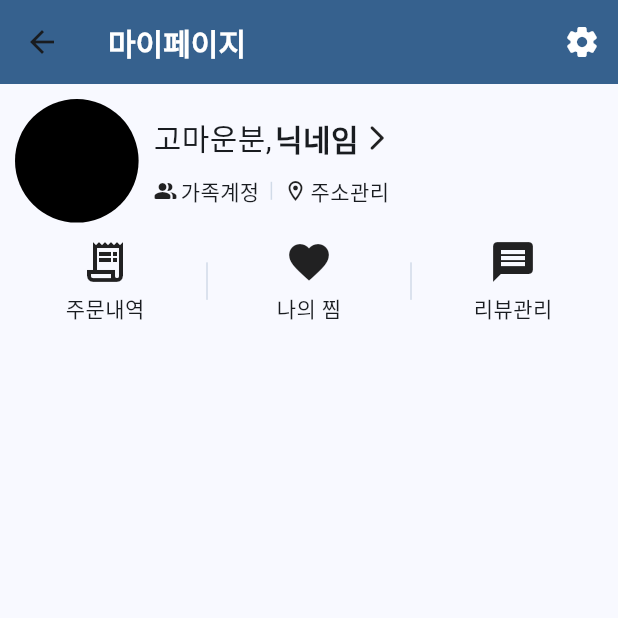
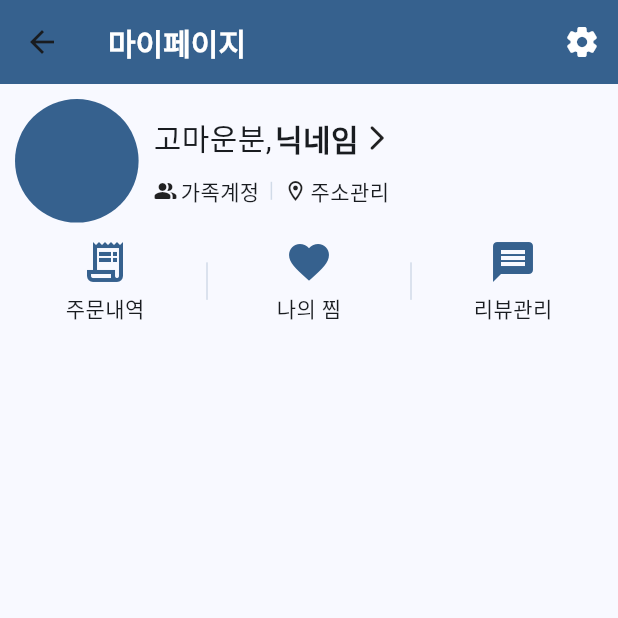
Before and after one commit to justddan/Angel_Eats_Test, a Flutter app: the MyPageScreen screen opened directly, after a tap on "고마운분,", on a phone screen of 412 x 824 dp, the top half of it. Run offline on Flutter 3.47's test engine with Material 3 defaults, Android fonts, the phone set to English and light mode, and no system bars; our stand-ins replace geolocator, go_router; missing offline and left inert: flutter_naver_map.

Commit message:
특정 색깔 변경

```diff
--- a/lib/features/bookmark/views/widgets/bookmark_list_item.dart
+++ b/lib/features/bookmark/views/widgets/bookmark_list_item.dart
@@ -35,7 +35,7 @@ class BookmarkListItem extends StatelessWidget {
               aspectRatio: 1,
               child: Container(
                 decoration: BoxDecoration(
-                  color: colorScheme.onSurface,
+                  color: colorScheme.primary,
                   borderRadius: const BorderRadius.all(
                     Radius.circular(10),
                   ),
--- a/lib/features/home/views/home_screen.dart
+++ b/lib/features/home/views/home_screen.dart
@@ -380,7 +380,7 @@ class _HomeScreenState extends State<HomeScreen> {
       appBar: AppBar(
         backgroundColor: colorScheme.primary,
         title: const Text(
-          "홈페이지",
+          "홈",
           style: TextStyle(
             fontSize: 20,
             fontWeight: FontWeight.bold,
--- a/lib/features/user/views/mypage_screen.dart
+++ b/lib/features/user/views/mypage_screen.dart
@@ -47,7 +47,7 @@ class MyPageScreen extends StatelessWidget {
                       aspectRatio: 1,
                       child: Container(
                         decoration: BoxDecoration(
-                          color: Colors.black,
+                          color: colorScheme.primary,
                           borderRadius: BorderRadius.circular(100),
                         ),
                       ),
@@ -119,15 +119,16 @@ class MyPageScreen extends StatelessWidget {
               IntrinsicHeight(
                 child: Row(
                   children: [
-                    const Expanded(
+                    Expanded(
                       child: Column(
                         children: [
                           Icon(
                             Icons.receipt_long_outlined,
                             size: 32,
+                            color: colorScheme.primary,
                           ),
                           Gaps.v5,
-                          Text(
+                          const Text(
                             "주문내역",
                           ),
                         ],
@@ -139,15 +140,13 @@ class MyPageScreen extends StatelessWidget {
                         color: colorScheme.primary.withOpacity(.2),
                       ),
                     ),
-                    const Expanded(
+                    Expanded(
                       child: Column(
                         children: [
-                          Icon(
-                            Icons.favorite,
-                            size: 32,
-                          ),
+                          Icon(Icons.favorite,
+                              size: 32, color: colorScheme.primary),
                           Gaps.v5,
-                          Text(
+                          const Text(
                             "나의 찜",
                           ),
                         ],
@@ -161,15 +160,16 @@ class MyPageScreen extends StatelessWidget {
                         ),
                       ),
                     ),
-                    const Expanded(
+                    Expanded(
                       child: Column(
                         children: [
                           Icon(
                             Icons.message,
                             size: 32,
+                            color: colorScheme.primary,
                           ),
                           Gaps.v5,
-                          Text(
+                          const Text(
                             "리뷰관리",
                           ),
                         ],
```
